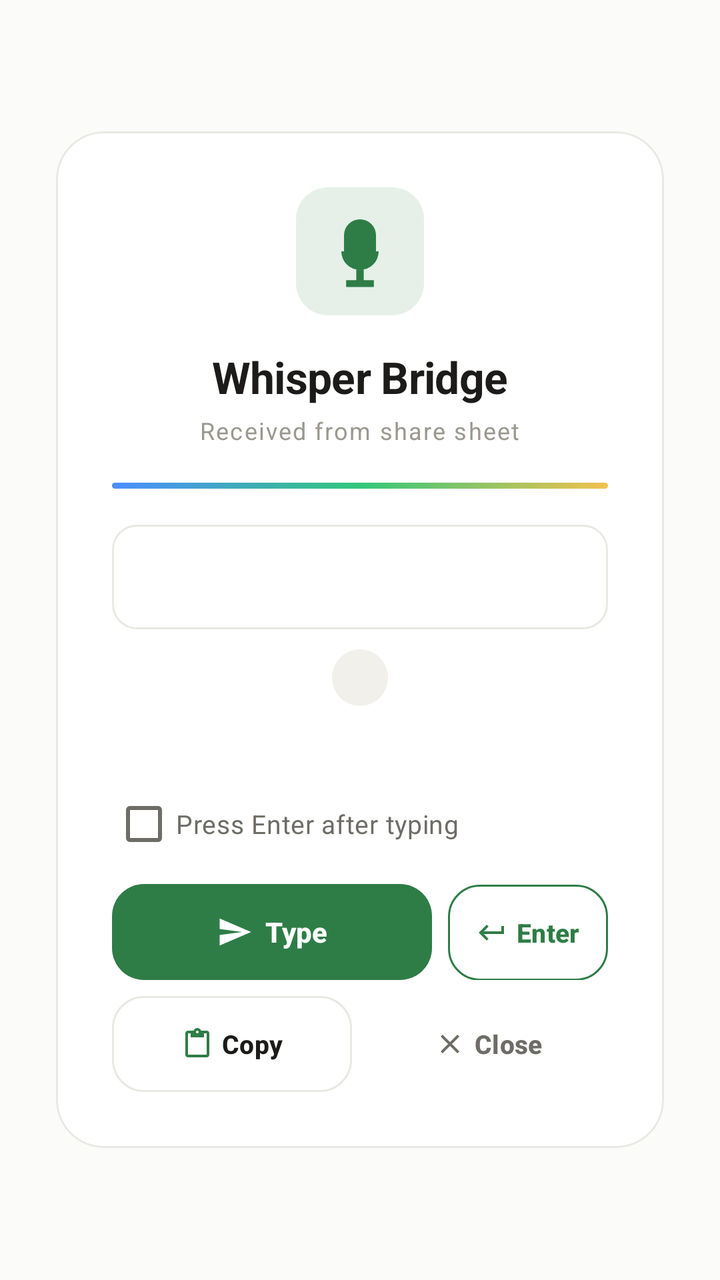
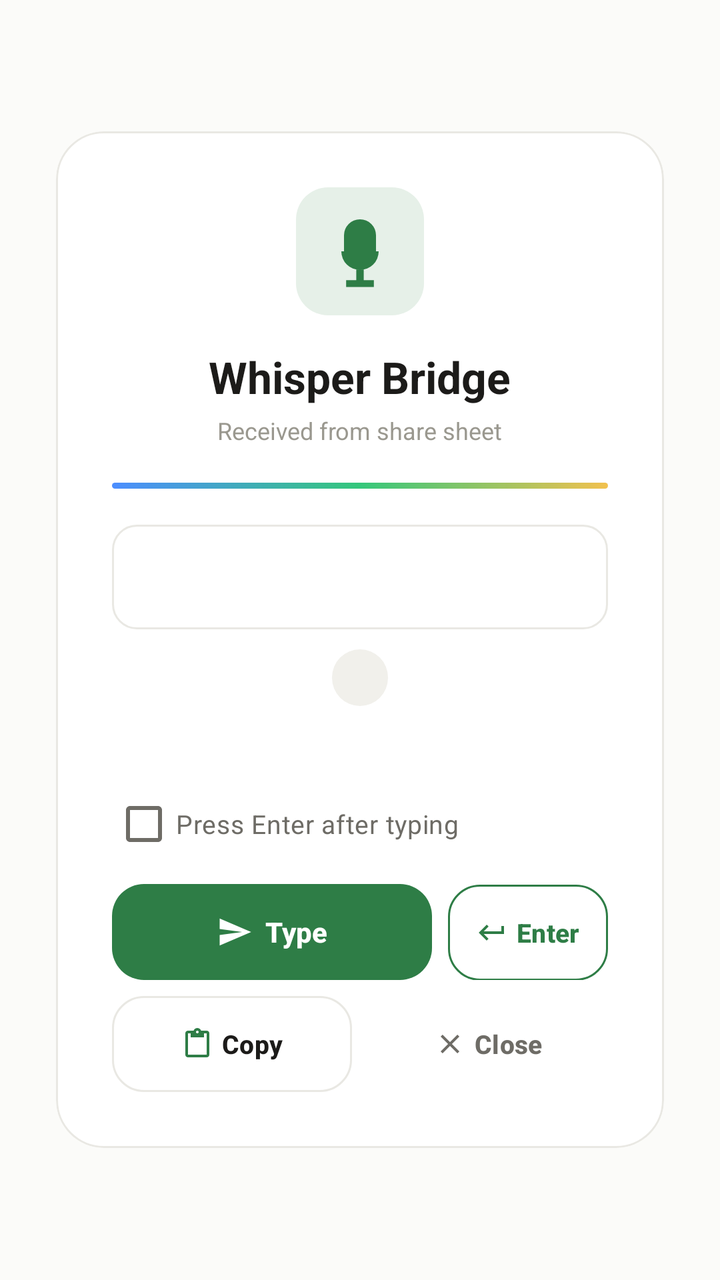

Two renders of the same Android screen: before a commit and after it. Below are the layout's source before the change and the commit's diff.
<!-- AndroidManifest.xml: activity theme Theme.WhisperBridge -->
<!-- res/layout/activity_share_receiver.xml -->
<?xml version="1.0" encoding="utf-8"?>
<LinearLayout xmlns:android="http://schemas.android.com/apk/res/android"
    xmlns:app="http://schemas.android.com/apk/res-auto"
    android:layout_width="match_parent"
    android:layout_height="match_parent"
    android:background="@color/bg"
    android:gravity="center"
    android:orientation="vertical"
    android:padding="28dp">

    <com.google.android.material.card.MaterialCardView
        android:layout_width="match_parent"
        android:layout_height="wrap_content"
        app:cardBackgroundColor="@color/card_bg"
        app:cardCornerRadius="24dp"
        app:cardElevation="0dp"
        app:strokeColor="@color/border"
        app:strokeWidth="1dp">

        <LinearLayout
            android:layout_width="match_parent"
            android:layout_height="wrap_content"
            android:gravity="center_horizontal"
            android:orientation="vertical"
            android:padding="28dp">

            <ImageView
                android:layout_width="64dp"
                android:layout_height="64dp"
                android:src="@drawable/brand_mark"
                android:contentDescription="Whisper Bridge" />

            <TextView
                android:layout_width="wrap_content"
                android:layout_height="wrap_content"
                android:layout_marginTop="16dp"
                android:text="Whisper Bridge"
                android:textColor="@color/text_primary"
                android:textSize="22sp"
                android:textStyle="bold"
                android:letterSpacing="-0.01" />

            <TextView
                android:layout_width="wrap_content"
                android:layout_height="wrap_content"
                android:layout_marginTop="4dp"
                android:letterSpacing="0.06"
                android:text="Received from share sheet"
                android:textColor="@color/text_tertiary"
                android:textSize="12sp" />

            <View
                android:layout_width="match_parent"
                android:layout_height="3dp"
                android:layout_marginTop="18dp"
                android:background="@drawable/gradient_accent" />

            <FrameLayout
                android:layout_width="match_parent"
                android:layout_height="wrap_content"
                android:layout_marginTop="18dp"
                android:background="@drawable/bg_field_round"
                android:padding="16dp">

                <TextView
                    android:id="@+id/tvPreview"
                    android:layout_width="match_parent"
                    android:layout_height="wrap_content"
                    android:maxLines="8"
                    android:textColor="@color/text_primary"
                    android:textSize="15sp"
                    android:lineSpacingExtra="3dp" />
            </FrameLayout>

            <TextView
                android:id="@+id/tvCharCount"
                android:layout_width="wrap_content"
                android:layout_height="wrap_content"
                android:layout_marginTop="10dp"
                android:background="@drawable/bg_chip"
                android:paddingHorizontal="14dp"
                android:paddingVertical="6dp"
                android:textColor="@color/text_secondary"
                android:textSize="12sp"
                android:textStyle="bold" />

            <ProgressBar
                android:id="@+id/progress"
                style="?android:attr/progressBarStyleSmall"
                android:layout_width="24dp"
                android:layout_height="24dp"
                android:layout_marginTop="16dp"
                android:indeterminateTint="@color/accent"
                android:visibility="gone" />

            <TextView
                android:id="@+id/tvStatus"
                android:layout_width="wrap_content"
                android:layout_height="wrap_content"
                android:layout_marginTop="10dp"
                android:textColor="@color/text_secondary"
                android:textSize="14sp" />

            <CheckBox
                android:id="@+id/cbEnterAfter"
                android:layout_width="match_parent"
                android:layout_height="wrap_content"
                android:layout_marginTop="10dp"
                android:text="Press Enter after typing"
                android:textColor="@color/text_secondary"
                android:textSize="13sp"
                android:buttonTint="@color/accent"
                android:minHeight="40dp" />

            <LinearLayout
                android:layout_width="match_parent"
                android:layout_height="wrap_content"
                android:layout_marginTop="10dp"
                android:orientation="horizontal">

                <com.google.android.material.button.MaterialButton
                    android:id="@+id/btnSend"
                    android:layout_width="0dp"
                    android:layout_height="48dp"
                    android:layout_weight="2"
                    android:gravity="center"
                    android:insetTop="0dp"
                    android:insetBottom="0dp"
                    android:maxLines="1"
                    android:minWidth="0dp"
                    android:paddingStart="10dp"
                    android:paddingEnd="10dp"
                    android:text="Type"
                    android:textSize="14sp"
                    android:textStyle="bold"
                    app:backgroundTint="@color/accent"
                    app:cornerRadius="16dp"
                    app:icon="@drawable/ic_send"
                    app:iconGravity="textStart"
                    app:iconSize="18dp"
                    app:iconPadding="6dp"
                    app:iconTint="@android:color/white" />

                <com.google.android.material.button.MaterialButton
                    android:id="@+id/btnEnter"
                    style="@style/Widget.Material3.Button.OutlinedButton"
                    android:layout_width="0dp"
                    android:layout_height="48dp"
                    android:layout_marginStart="8dp"
                    android:layout_weight="1"
                    android:gravity="center"
                    android:insetTop="0dp"
                    android:insetBottom="0dp"
                    android:maxLines="1"
                    android:minWidth="0dp"
                    android:paddingStart="8dp"
                    android:paddingEnd="8dp"
                    android:text="Enter"
                    android:textColor="@color/accent"
                    android:textSize="13sp"
                    android:textStyle="bold"
                    app:cornerRadius="16dp"
                    app:icon="@drawable/ic_enter"
                    app:iconGravity="textStart"
                    app:iconSize="16dp"
                    app:iconPadding="4dp"
                    app:iconTint="@color/accent"
                    app:strokeColor="@color/accent" />

            </LinearLayout>

            <LinearLayout
                android:layout_width="match_parent"
                android:layout_height="wrap_content"
                android:layout_marginTop="8dp"
                android:orientation="horizontal">

                <com.google.android.material.button.MaterialButton
                    android:id="@+id/btnClipboard"
                    style="@style/Widget.Material3.Button.OutlinedButton"
                    android:layout_width="0dp"
                    android:layout_height="48dp"
                    android:layout_weight="1"
                    android:gravity="center"
                    android:insetTop="0dp"
                    android:insetBottom="0dp"
                    android:maxLines="1"
                    android:minWidth="0dp"
                    android:paddingStart="8dp"
                    android:paddingEnd="8dp"
                    android:text="Copy"
                    android:textColor="@color/text_primary"
                    android:textSize="13sp"
                    android:textStyle="bold"
                    app:cornerRadius="16dp"
                    app:icon="@drawable/ic_clipboard"
                    app:iconGravity="textStart"
                    app:iconSize="16dp"
                    app:iconPadding="4dp"
                    app:iconTint="@color/accent"
                    app:strokeColor="@color/border" />

                <com.google.android.material.button.MaterialButton
                    android:id="@+id/btnDismiss"
                    style="@style/Widget.Material3.Button.TextButton"
                    android:layout_width="0dp"
                    android:layout_height="48dp"
                    android:layout_marginStart="8dp"
                    android:layout_weight="1"
                    android:gravity="center"
                    android:insetTop="0dp"
                    android:insetBottom="0dp"
                    android:maxLines="1"
                    android:minWidth="0dp"
                    android:paddingStart="8dp"
                    android:paddingEnd="8dp"
                    android:text="Close"
                    android:textColor="@color/text_secondary"
                    android:textSize="13sp"
                    android:textStyle="bold"
                    app:cornerRadius="16dp"
                    app:icon="@drawable/ic_close"
                    app:iconGravity="textStart"
                    app:iconSize="16dp"
                    app:iconPadding="4dp"
                    app:iconTint="@color/text_secondary" />
            </LinearLayout>
        </LinearLayout>
    </com.google.android.material.card.MaterialCardView>
</LinearLayout>
<!-- resources referenced by this layout -->
<resources>
  <color name="accent">#2E7D46</color>
  <color name="bg">#FBFBF9</color>
  <color name="border">#E9E8E3</color>
  <color name="card_bg">#FFFFFF</color>
  <color name="text_primary">#1C1B19</color>
  <color name="text_secondary">#6E6C66</color>
  <color name="text_tertiary">#9A988F</color>
  <!-- drawable bg_chip (drawable) -->
  <?xml version="1.0" encoding="utf-8"?>
  <shape xmlns:android="http://schemas.android.com/apk/res/android"
      android:shape="rectangle">
      <corners android:radius="999dp" />
      <solid android:color="@color/chip_bg" />
  </shape>
  <!-- drawable bg_field_round (drawable) -->
  <?xml version="1.0" encoding="utf-8"?>
  <selector xmlns:android="http://schemas.android.com/apk/res/android">
      <item android:state_focused="true">
          <shape android:shape="rectangle">
              <corners android:radius="12dp" />
              <solid android:color="@color/card_bg" />
              <stroke android:width="1.5dp" android:color="@color/accent" />
          </shape>
      </item>
      <item>
          <shape android:shape="rectangle">
              <corners android:radius="12dp" />
              <solid android:color="@color/card_bg" />
              <stroke android:width="1dp" android:color="@color/border" />
          </shape>
      </item>
  </selector>
  <!-- drawable gradient_accent (drawable) -->
  <?xml version="1.0" encoding="utf-8"?>
  <shape xmlns:android="http://schemas.android.com/apk/res/android"
      android:shape="rectangle">
      <corners android:radius="2dp" />
      <gradient
          android:type="linear"
          android:angle="0"
          android:startColor="@color/grad_blue"
          android:centerColor="@color/grad_green"
          android:endColor="@color/grad_amber" />
  </shape>
  <!-- drawable ic_clipboard (drawable) -->
  <?xml version="1.0" encoding="utf-8"?>
  <vector xmlns:android="http://schemas.android.com/apk/res/android"
      android:width="24dp" android:height="24dp"
      android:viewportWidth="24" android:viewportHeight="24">
      <path android:fillColor="@color/text_secondary"
          android:pathData="M19,2 h-4.18 C14.4,0.84 13.3,0 12,0 c-1.3,0 -2.4,0.84 -2.82,2 H5 c-1.1,0 -2,0.9 -2,2 v16 c0,1.1 0.9,2 2,2 h14 c1.1,0 2,-0.9 2,-2 V4 c0,-1.1 -0.9,-2 -2,-2 z m-7,0 c0.55,0 1,0.45 1,1 s-0.45,1 -1,1 s-1,-0.45 -1,-1 s0.45,-1 1,-1 z m7,18 H5 V4 h2 v3 h10 V4 h2 v16 z" />
  </vector>
  <!-- drawable ic_close (drawable) -->
  <?xml version="1.0" encoding="utf-8"?>
  <vector xmlns:android="http://schemas.android.com/apk/res/android"
      android:width="24dp" android:height="24dp"
      android:viewportWidth="24" android:viewportHeight="24">
      <path android:fillColor="@color/text_secondary"
          android:pathData="M19,6.41 L17.59,5 L12,10.59 L6.41,5 L5,6.41 L10.59,12 L5,17.59 L6.41,19 L12,13.41 L17.59,19 L19,17.59 L13.41,12 z" />
  </vector>
  <!-- drawable ic_enter (drawable) -->
  <?xml version="1.0" encoding="utf-8"?>
  <vector xmlns:android="http://schemas.android.com/apk/res/android"
      android:width="24dp"
      android:height="24dp"
      android:viewportWidth="24"
      android:viewportHeight="24">
      <path
          android:fillColor="#FF000000"
          android:pathData="M19,7v4H5.83l3.58,-3.59L8,6l-6,6 6,6 1.41,-1.41L5.83,13H21V7h-2z" />
  </vector>
  <!-- drawable ic_send (drawable) -->
  <?xml version="1.0" encoding="utf-8"?>
  <vector xmlns:android="http://schemas.android.com/apk/res/android"
      android:width="24dp" android:height="24dp"
      android:viewportWidth="24" android:viewportHeight="24">
      <path android:fillColor="@color/text_secondary"
          android:pathData="M2.01,21 L23,12 L2.01,3 L2,10 l15,2 -15,2 z" />
  </vector>
  <style name="Theme.WhisperBridge" parent="Theme.WhisperBridge.Base" />
  <color name="chip_bg">#F1F0EB</color>
  <color name="green_soft">#E6F0E8</color>
  <color name="grad_blue">#4C8DFF</color>
  <color name="grad_green">#34C77B</color>
  <color name="grad_amber">#F2C14E</color>
  <color name="on_neutral">#FFFFFF</color>
  <color name="green_text">#2E7D46</color>
  <color name="surface">#F6F6F3</color>
  <!-- unchanged entries left out for length: 2 -->
</resources>

<!-- the commit's change to res/layout/activity_share_receiver.xml (unified diff, before → after) -->
@@ -38,13 +38,13 @@
                 android:textColor="@color/text_primary"
                 android:textSize="22sp"
                 android:textStyle="bold"
-                android:letterSpacing="-0.01" />
+                android:letterSpacing="0" />
 
             <TextView
                 android:layout_width="wrap_content"
                 android:layout_height="wrap_content"
                 android:layout_marginTop="4dp"
-                android:letterSpacing="0.06"
+                android:letterSpacing="0"
                 android:text="Received from share sheet"
                 android:textColor="@color/text_tertiary"
                 android:textSize="12sp" />
